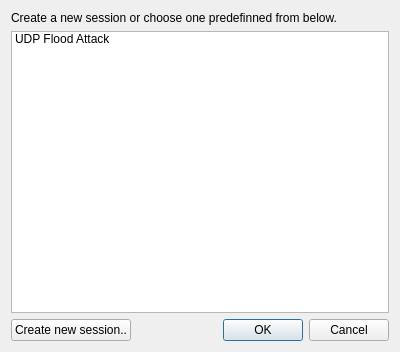
Before: the Qt Designer form newsessiondialog.ui in MonteDarkfloyd/RUGE, drawn with Qt 5.
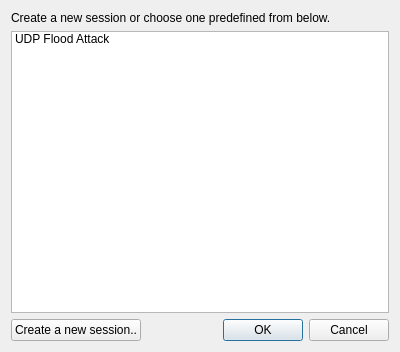
After: the same form once the commit is applied.

What changed in the file:
```diff
--- a/newsessiondialog.ui
+++ b/newsessiondialog.ui
@@ -20,7 +20,7 @@
    <item row="0" column="0" colspan="2">
     <widget class="QLabel" name="label">
      <property name="text">
-      <string>Create a new session or choose one predefinned from below.</string>
+      <string>Create a new session or choose one predefined from below.</string>
      </property>
     </widget>
    </item>
@@ -36,7 +36,7 @@
    <item row="2" column="0">
     <widget class="QPushButton" name="createButton">
      <property name="text">
-      <string>Create new session..</string>
+      <string>Create a new session..</string>
      </property>
     </widget>
    </item>
```
Left out of the diff: 2 changed lines with no effect on the pictures.
